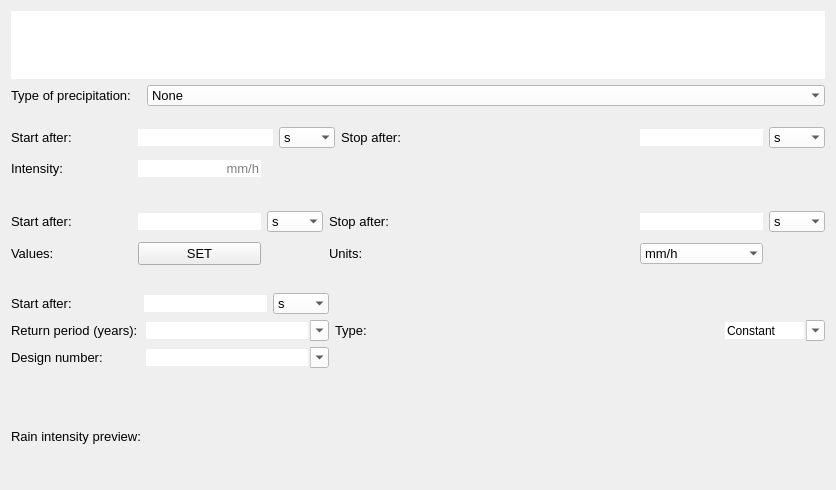
The window that threedi_api_qgis_client/ui/page3.ui (nens/threedi-api-qgis-client) describes before a commit, drawn with Qt 5.
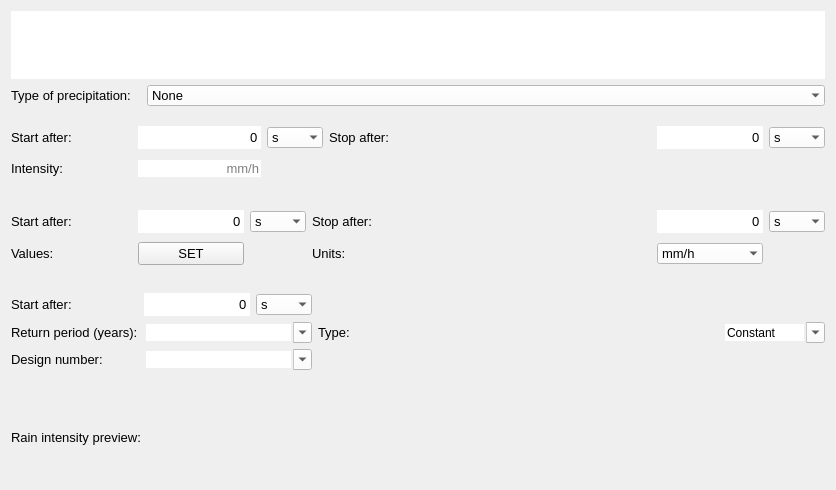
The same window after the commit.

Commit message: Continuation of work on the plugin widgets.

The edit to the form file:
```diff
--- a/threedi_api_qgis_client/ui/page3.ui
+++ b/threedi_api_qgis_client/ui/page3.ui
@@ -58,7 +58,7 @@
       <property name="rightMargin">
        <number>0</number>
       </property>
-      <item row="0" column="7">
+      <item row="0" column="5">
        <widget class="QLabel" name="label_4">
         <property name="font">
          <font>
@@ -71,37 +71,6 @@
         </property>
        </widget>
       </item>
-      <item row="0" column="9">
-       <widget class="QLineEdit" name="le_stop_after_constant">
-        <property name="sizePolicy">
-         <sizepolicy hsizetype="Minimum" vsizetype="Fixed">
-          <horstretch>0</horstretch>
-          <verstretch>0</verstretch>
-         </sizepolicy>
-        </property>
-        <property name="font">
-         <font>
-          <family>Segoe UI</family>
-          <pointsize>10</pointsize>
-         </font>
-        </property>
-        <property name="autoFillBackground">
-         <bool>false</bool>
-        </property>
-        <property name="styleSheet">
-         <string notr="true">QLineEdit {background-color: white;}</string>
-        </property>
-        <property name="frame">
-         <bool>false</bool>
-        </property>
-        <property name="alignment">
-         <set>Qt::AlignRight|Qt::AlignTrailing|Qt::AlignVCenter</set>
-        </property>
-        <property name="placeholderText">
-         <string/>
-        </property>
-       </widget>
-      </item>
       <item row="1" column="0">
        <widget class="QLabel" name="label_3">
         <property name="font">
@@ -128,42 +97,8 @@
         </property>
        </widget>
       </item>
-      <item row="1" column="2">
-       <widget class="QLineEdit" name="le_intensity">
-        <property name="sizePolicy">
-         <sizepolicy hsizetype="Minimum" vsizetype="Fixed">
-          <horstretch>0</horstretch>
-          <verstretch>0</verstretch>
-         </sizepolicy>
-        </property>
-        <property name="font">
-         <font>
-          <family>Segoe UI</family>
-          <pointsize>10</pointsize>
-         </font>
-        </property>
-        <property name="layoutDirection">
-         <enum>Qt::LeftToRight</enum>
-        </property>
-        <property name="autoFillBackground">
-         <bool>false</bool>
-        </property>
-        <property name="styleSheet">
-         <string notr="true">QLineEdit {background-color: white;}</string>
-        </property>
-        <property name="frame">
-         <bool>false</bool>
-        </property>
-        <property name="alignment">
-         <set>Qt::AlignRight|Qt::AlignTrailing|Qt::AlignVCenter</set>
-        </property>
-        <property name="placeholderText">
-         <string>mm/h</string>
-        </property>
-       </widget>
-      </item>
-      <item row="0" column="10">
-       <widget class="QComboBox" name="le_stop_after_constant_u">
+      <item row="0" column="3">
+       <widget class="QComboBox" name="start_after_constant_u">
         <property name="sizePolicy">
          <sizepolicy hsizetype="Minimum" vsizetype="Fixed">
           <horstretch>0</horstretch>
@@ -199,39 +134,8 @@
         </item>
        </widget>
       </item>
-      <item row="0" column="2" colspan="3">
-       <widget class="QLineEdit" name="le_start_after_constant">
-        <property name="sizePolicy">
-         <sizepolicy hsizetype="Expanding" vsizetype="Fixed">
-          <horstretch>0</horstretch>
-          <verstretch>0</verstretch>
-         </sizepolicy>
-        </property>
-        <property name="font">
-         <font>
-          <family>Segoe UI</family>
-          <pointsize>10</pointsize>
-         </font>
-        </property>
-        <property name="autoFillBackground">
-         <bool>false</bool>
-        </property>
-        <property name="styleSheet">
-         <string notr="true">QLineEdit {background-color: white;}</string>
-        </property>
-        <property name="frame">
-         <bool>false</bool>
-        </property>
-        <property name="alignment">
-         <set>Qt::AlignRight|Qt::AlignTrailing|Qt::AlignVCenter</set>
-        </property>
-        <property name="placeholderText">
-         <string/>
-        </property>
-       </widget>
-      </item>
-      <item row="0" column="5">
-       <widget class="QComboBox" name="le_start_after_constant_u">
+      <item row="0" column="8">
+       <widget class="QComboBox" name="stop_after_constant_u">
         <property name="sizePolicy">
          <sizepolicy hsizetype="Minimum" vsizetype="Fixed">
           <horstretch>0</horstretch>
@@ -283,7 +187,7 @@
         </property>
        </spacer>
       </item>
-      <item row="0" column="8">
+      <item row="0" column="6">
        <spacer name="horizontalSpacer_2">
         <property name="orientation">
          <enum>Qt::Horizontal</enum>
@@ -296,6 +200,108 @@
         </property>
        </spacer>
       </item>
+      <item row="1" column="2">
+       <widget class="QLineEdit" name="le_intensity">
+        <property name="sizePolicy">
+         <sizepolicy hsizetype="Minimum" vsizetype="Fixed">
+          <horstretch>0</horstretch>
+          <verstretch>0</verstretch>
+         </sizepolicy>
+        </property>
+        <property name="font">
+         <font>
+          <family>Segoe UI</family>
+          <pointsize>10</pointsize>
+         </font>
+        </property>
+        <property name="layoutDirection">
+         <enum>Qt::LeftToRight</enum>
+        </property>
+        <property name="autoFillBackground">
+         <bool>false</bool>
+        </property>
+        <property name="styleSheet">
+         <string notr="true">QLineEdit {background-color: white;}</string>
+        </property>
+        <property name="frame">
+         <bool>false</bool>
+        </property>
+        <property name="alignment">
+         <set>Qt::AlignRight|Qt::AlignTrailing|Qt::AlignVCenter</set>
+        </property>
+        <property name="placeholderText">
+         <string>mm/h</string>
+        </property>
+       </widget>
+      </item>
+      <item row="0" column="2">
+       <widget class="QSpinBox" name="sp_start_after_constant">
+        <property name="minimumSize">
+         <size>
+          <width>106</width>
+          <height>20</height>
+         </size>
+        </property>
+        <property name="font">
+         <font>
+          <family>Segoe UI</family>
+          <pointsize>10</pointsize>
+         </font>
+        </property>
+        <property name="styleSheet">
+         <string notr="true">QSpinBox {background-color: white;}</string>
+        </property>
+        <property name="frame">
+         <bool>false</bool>
+        </property>
+        <property name="alignment">
+         <set>Qt::AlignRight|Qt::AlignTrailing|Qt::AlignVCenter</set>
+        </property>
+        <property name="buttonSymbols">
+         <enum>QAbstractSpinBox::NoButtons</enum>
+        </property>
+        <property name="maximum">
+         <number>999999999</number>
+        </property>
+       </widget>
+      </item>
+      <item row="0" column="7">
+       <widget class="QSpinBox" name="sp_stop_after_constant">
+        <property name="sizePolicy">
+         <sizepolicy hsizetype="Minimum" vsizetype="Fixed">
+          <horstretch>0</horstretch>
+          <verstretch>0</verstretch>
+         </sizepolicy>
+        </property>
+        <property name="minimumSize">
+         <size>
+          <width>106</width>
+          <height>21</height>
+         </size>
+        </property>
+        <property name="font">
+         <font>
+          <family>Segoe UI</family>
+          <pointsize>10</pointsize>
+         </font>
+        </property>
+        <property name="styleSheet">
+         <string notr="true">QSpinBox {background-color: white;}</string>
+        </property>
+        <property name="frame">
+         <bool>false</bool>
+        </property>
+        <property name="alignment">
+         <set>Qt::AlignRight|Qt::AlignTrailing|Qt::AlignVCenter</set>
+        </property>
+        <property name="buttonSymbols">
+         <enum>QAbstractSpinBox::NoButtons</enum>
+        </property>
+        <property name="maximum">
+         <number>999999999</number>
+        </property>
+       </widget>
+      </item>
      </layout>
     </widget>
    </item>
@@ -445,37 +451,6 @@
       <property name="rightMargin">
        <number>0</number>
       </property>
-      <item row="0" column="2">
-       <widget class="QLineEdit" name="le_start_after_custom">
-        <property name="sizePolicy">
-         <sizepolicy hsizetype="Preferred" vsizetype="Fixed">
-          <horstretch>0</horstretch>
-          <verstretch>0</verstretch>
-         </sizepolicy>
-        </property>
-        <property name="font">
-         <font>
-          <family>Segoe UI</family>
-          <pointsize>10</pointsize>
-         </font>
-        </property>
-        <property name="autoFillBackground">
-         <bool>false</bool>
-        </property>
-        <property name="styleSheet">
-         <string notr="true">QLineEdit {background-color: white;}</string>
-        </property>
-        <property name="frame">
-         <bool>false</bool>
-        </property>
-        <property name="alignment">
-         <set>Qt::AlignRight|Qt::AlignTrailing|Qt::AlignVCenter</set>
-        </property>
-        <property name="placeholderText">
-         <string/>
-        </property>
-       </widget>
-      </item>
       <item row="0" column="0">
        <widget class="QLabel" name="label_6">
         <property name="font">
@@ -541,37 +516,6 @@
         </property>
        </widget>
       </item>
-      <item row="0" column="7">
-       <widget class="QLineEdit" name="le_stop_after_custom">
-        <property name="sizePolicy">
-         <sizepolicy hsizetype="Minimum" vsizetype="Fixed">
-          <horstretch>0</horstretch>
-          <verstretch>0</verstretch>
-         </sizepolicy>
-        </property>
-        <property name="font">
-         <font>
-          <family>Segoe UI</family>
-          <pointsize>10</pointsize>
-         </font>
-        </property>
-        <property name="autoFillBackground">
-         <bool>false</bool>
-        </property>
-        <property name="styleSheet">
-         <string notr="true">QLineEdit {background-color: white;}</string>
-        </property>
-        <property name="frame">
-         <bool>false</bool>
-        </property>
-        <property name="alignment">
-         <set>Qt::AlignRight|Qt::AlignTrailing|Qt::AlignVCenter</set>
-        </property>
-        <property name="placeholderText">
-         <string/>
-        </property>
-       </widget>
-      </item>
       <item row="1" column="7">
        <widget class="QComboBox" name="cbo_units">
         <property name="font">
@@ -696,6 +640,68 @@
         </property>
        </spacer>
       </item>
+      <item row="0" column="7">
+       <widget class="QSpinBox" name="sp_stop_after_custom">
+        <property name="minimumSize">
+         <size>
+          <width>106</width>
+          <height>21</height>
+         </size>
+        </property>
+        <property name="font">
+         <font>
+          <family>Segoe UI</family>
+          <pointsize>10</pointsize>
+         </font>
+        </property>
+        <property name="styleSheet">
+         <string notr="true">QSpinBox {background-color: white;}</string>
+        </property>
+        <property name="frame">
+         <bool>false</bool>
+        </property>
+        <property name="alignment">
+         <set>Qt::AlignRight|Qt::AlignTrailing|Qt::AlignVCenter</set>
+        </property>
+        <property name="buttonSymbols">
+         <enum>QAbstractSpinBox::NoButtons</enum>
+        </property>
+        <property name="maximum">
+         <number>999999999</number>
+        </property>
+       </widget>
+      </item>
+      <item row="0" column="2">
+       <widget class="QSpinBox" name="sp_start_after_custom">
+        <property name="minimumSize">
+         <size>
+          <width>106</width>
+          <height>21</height>
+         </size>
+        </property>
+        <property name="font">
+         <font>
+          <family>Segoe UI</family>
+          <pointsize>10</pointsize>
+         </font>
+        </property>
+        <property name="styleSheet">
+         <string notr="true">QSpinBox {background-color: white;}</string>
+        </property>
+        <property name="frame">
+         <bool>false</bool>
+        </property>
+        <property name="alignment">
+         <set>Qt::AlignRight|Qt::AlignTrailing|Qt::AlignVCenter</set>
+        </property>
+        <property name="buttonSymbols">
+         <enum>QAbstractSpinBox::NoButtons</enum>
+        </property>
+        <property name="maximum">
+         <number>999999999</number>
+        </property>
+       </widget>
+      </item>
      </layout>
     </widget>
    </item>
@@ -759,37 +765,6 @@
         </property>
        </widget>
       </item>
-      <item row="0" column="1">
-       <widget class="QLineEdit" name="le_start_after_design">
-        <property name="sizePolicy">
-         <sizepolicy hsizetype="Minimum" vsizetype="Fixed">
-          <horstretch>0</horstretch>
-          <verstretch>0</verstretch>
-         </sizepolicy>
-        </property>
-        <property name="font">
-         <font>
-          <family>Segoe UI</family>
-          <pointsize>10</pointsize>
-         </font>
-        </property>
-        <property name="autoFillBackground">
-         <bool>false</bool>
-        </property>
-        <property name="styleSheet">
-         <string notr="true">QLineEdit {background-color: white;}</string>
-        </property>
-        <property name="frame">
-         <bool>false</bool>
-        </property>
-        <property name="alignment">
-         <set>Qt::AlignRight|Qt::AlignTrailing|Qt::AlignVCenter</set>
-        </property>
-        <property name="placeholderText">
-         <string/>
-        </property>
-       </widget>
-      </item>
       <item row="0" column="3">
        <spacer name="horizontalSpacer_4">
         <property name="orientation">
@@ -1013,6 +988,40 @@
         </item>
        </widget>
       </item>
+      <item row="0" column="1">
+       <widget class="QSpinBox" name="sp_start_after_design">
+        <property name="minimumSize">
+         <size>
+          <width>106</width>
+          <height>21</height>
+         </size>
+        </property>
+        <property name="font">
+         <font>
+          <family>Segoe UI</family>
+          <pointsize>10</pointsize>
+         </font>
+        </property>
+        <property name="layoutDirection">
+         <enum>Qt::LeftToRight</enum>
+        </property>
+        <property name="styleSheet">
+         <string notr="true">QSpinBox {background-color: white;}</string>
+        </property>
+        <property name="frame">
+         <bool>false</bool>
+        </property>
+        <property name="alignment">
+         <set>Qt::AlignRight|Qt::AlignTrailing|Qt::AlignVCenter</set>
+        </property>
+        <property name="buttonSymbols">
+         <enum>QAbstractSpinBox::NoButtons</enum>
+        </property>
+        <property name="maximum">
+         <number>999999999</number>
+        </property>
+       </widget>
+      </item>
      </layout>
     </widget>
    </item>
```
Left out of the diff: 6 changed lines with no effect on the pictures. The commit also changes 1 other file.
